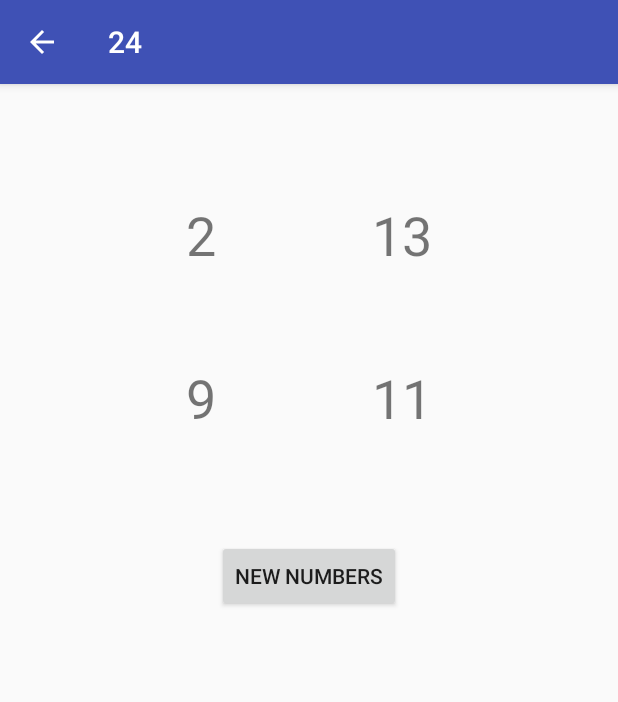
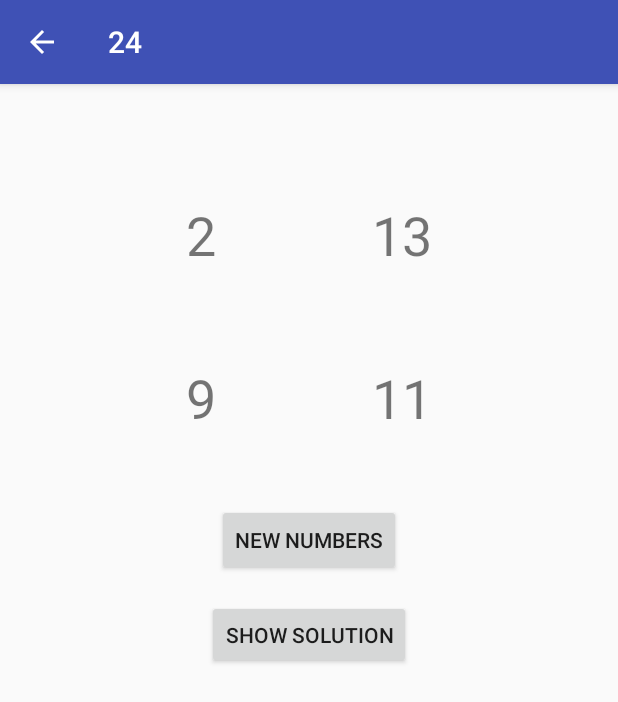
Before and after one commit to sphindle1/24, an Android app: the game screen opened directly, with no data from a screen before it, after a tap on "NEW NUMBERS", on a phone screen of 412 x 824 dp. Shown: the top 702 px of the screen. Run offline under Robolectric (Android 15) with nearby library versions, the phone set to English and light mode, and no system bars.

Commit message:
added solution

```diff
--- a/app/src/main/java/com/example/william/a24/game.java
+++ b/app/src/main/java/com/example/william/a24/game.java
@@ -6,30 +6,50 @@ import android.view.View;
 import android.widget.TextView;
 
 public class game extends AppCompatActivity {
-
+    TextView num1;
+    TextView num2;
+    TextView num3;
+    TextView num4;
+    TextView sol;
+    String a;
+    String b;
+    String c;
+    String d;
     @Override
     protected void onCreate(Bundle savedInstanceState) {
         super.onCreate(savedInstanceState);
         setContentView(R.layout.activity_game);
-        TextView num1= (TextView) findViewById(R.id.textView2);
-        TextView num2= (TextView) findViewById(R.id.textView3);
-        TextView num3= (TextView) findViewById(R.id.textView4);
-        TextView num4= (TextView) findViewById(R.id.textView5);
-        num1.setText(number());
-        num2.setText(number());
-        num3.setText(number());
-        num4.setText(number());
+        num1= (TextView) findViewById(R.id.textView2);
+        num2= (TextView) findViewById(R.id.textView3);
+        num3= (TextView) findViewById(R.id.textView4);
+        num4= (TextView) findViewById(R.id.textView5);
+        sol = (TextView) findViewById(R.id.textView6);
+        a = number();
+        b = number();
+        c = number();
+        d = number();
+        num1.setText(a);
+        num2.setText(b);
+        num3.setText(c);
+        num4.setText(d);
+        sol.setText(" ");
     }
 
     public void pickNum(View view) {
-        TextView num1= (TextView) findViewById(R.id.textView2);
-        TextView num2= (TextView) findViewById(R.id.textView3);
-        TextView num3= (TextView) findViewById(R.id.textView4);
-        TextView num4= (TextView) findViewById(R.id.textView5);
-        num1.setText(number());
-        num2.setText(number());
-        num3.setText(number());
-        num4.setText(number());
+        a = number();
+        b = number();
+        c = number();
+        d = number();
+        num1.setText(a);
+        num2.setText(b);
+        num3.setText(c);
+        num4.setText(d);
+        sol.setText(" ");
+    }
+
+    public void showSolution(View view) {
+        String ans = Solution.solve(a, b, c, d);
+        sol.setText(ans);
     }
 
     private String number() {
--- a/app/src/main/res/layout/activity_game.xml
+++ b/app/src/main/res/layout/activity_game.xml
@@ -58,10 +58,33 @@
         android:id="@+id/button2"
         android:layout_width="wrap_content"
         android:layout_height="wrap_content"
-        android:layout_marginTop="304dp"
+        android:layout_marginTop="280dp"
         android:onClick="pickNum"
         android:text="@string/refresh_button"
         app:layout_constraintEnd_toEndOf="parent"
+        app:layout_constraintHorizontal_bias="0.501"
         app:layout_constraintStart_toStartOf="parent"
         app:layout_constraintTop_toTopOf="parent" />
+
+    <Button
+        android:id="@+id/button3"
+        android:layout_width="wrap_content"
+        android:layout_height="46dp"
+        android:layout_marginTop="16dp"
+        android:onClick="showSolution"
+        android:text="@string/show_solution"
+        app:layout_constraintEnd_toEndOf="parent"
+        app:layout_constraintStart_toStartOf="parent"
+        app:layout_constraintTop_toBottomOf="@+id/button2" />
+
+    <TextView
+        android:id="@+id/textView6"
+        android:layout_width="wrap_content"
+        android:layout_height="wrap_content"
+        android:layout_marginTop="16dp"
+        android:text="@string/number"
+        android:textSize="30sp"
+        app:layout_constraintEnd_toEndOf="parent"
+        app:layout_constraintStart_toStartOf="parent"
+        app:layout_constraintTop_toBottomOf="@+id/button3" />
 </android.support.constraint.ConstraintLayout>
--- a/app/src/main/res/values/strings.xml
+++ b/app/src/main/res/values/strings.xml
@@ -4,4 +4,5 @@
     <string name="play_button">PLAY</string>
     <string name="number">#</string>
     <string name="refresh_button">New Numbers</string>
+    <string name="show_solution">Show Solution</string>
 </resources>
```
Also changed, not shown: app/src/main/java/com/example/william/a24/Solution.java (added, +152 -0 lines).
